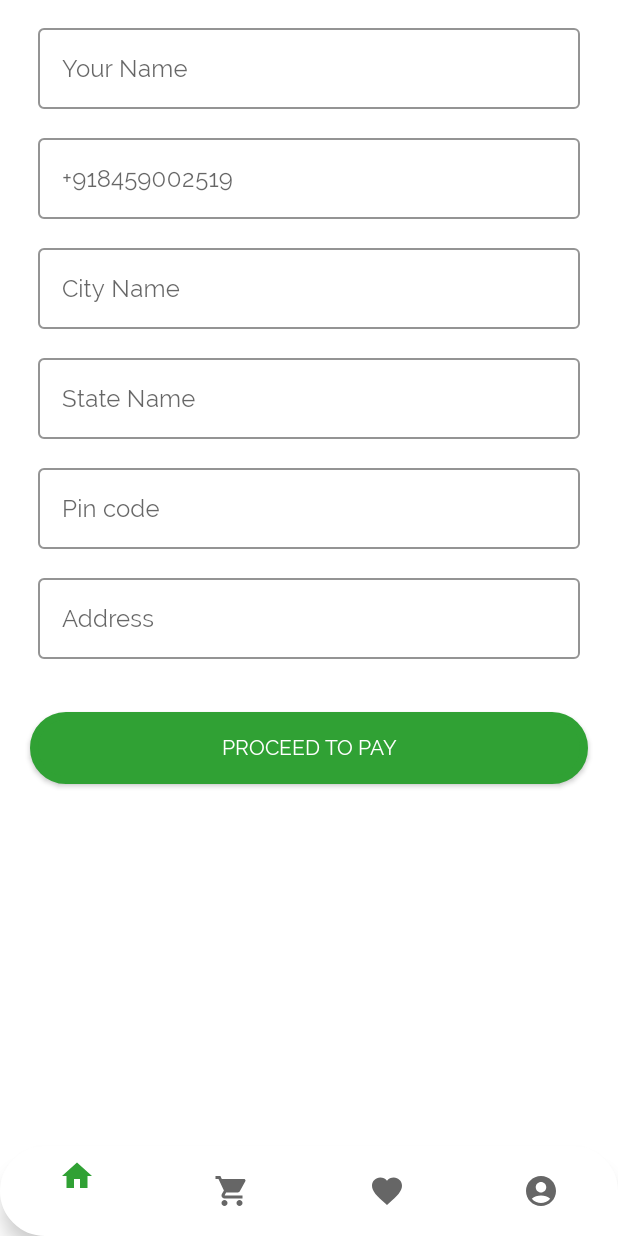
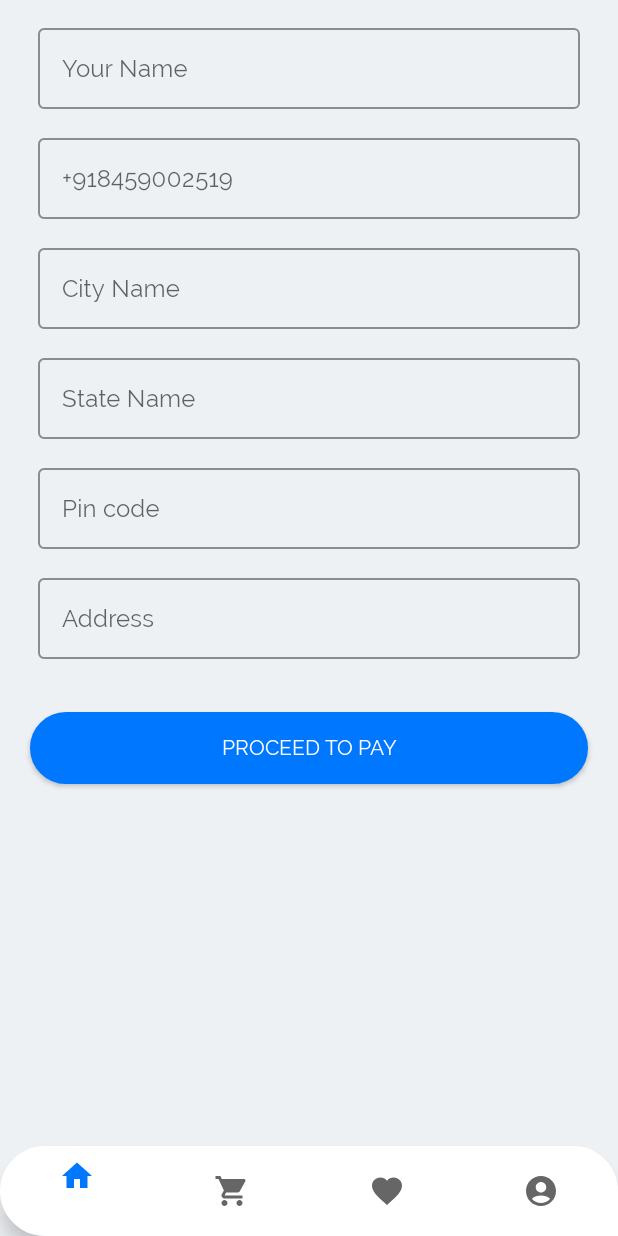
Before and after one commit to AbhishekKhot/Ecommerce_Client_App, an Android app: the FragmentCart screen opened through its navigation route, after a tap on "CHECKOUT", on a phone screen of 412 x 824 dp. Run offline under Robolectric (Android 15) with nearby library versions, the phone set to English and light mode, and no system bars; our stand-ins replace Firebase (no records; nobody signed in at launch, a user with empty details on screens opened directly), Room's generated code, navigation-ui; libraries missing offline, so code that uses them is left out: com.mancj.materialsearchbar, org.imaginativeworld.whynotimagecarousel; pictures from the network do not load; 3 statements that could not run were skipped.

Commit message:
UI changes

```diff
--- a/app/src/main/res/drawable/button_background.xml
+++ b/app/src/main/res/drawable/button_background.xml
@@ -1,10 +1,10 @@
 <?xml version="1.0" encoding="utf-8"?>
 <shape xmlns:android="http://schemas.android.com/apk/res/android"
     android:shape="rectangle">
-    <gradient android:startColor="@color/green"
-        android:centerColor="@color/green"
-        android:endColor="@color/green"
+    <gradient android:startColor="@color/light_blue"
+        android:centerColor="@color/light_blue"
+        android:endColor="@color/light_blue"
         android:angle="90" />
     <corners android:radius="40dp" />
-    <stroke android:width="8px" android:color="@color/green" />
+    <stroke android:width="8px" android:color="@color/light_blue" />
 </shape>
--- a/app/src/main/res/layout/activity_main.xml
+++ b/app/src/main/res/layout/activity_main.xml
@@ -4,6 +4,7 @@
     xmlns:tools="http://schemas.android.com/tools"
     android:layout_width="match_parent"
     android:layout_height="match_parent"
+    android:background="@color/grey"
     tools:context=".ui.HomeActivity">
 
     <com.google.android.material.bottomnavigation.BottomNavigationView
--- a/app/src/main/res/layout/activity_otp_verification.xml
+++ b/app/src/main/res/layout/activity_otp_verification.xml
@@ -13,7 +13,7 @@
         android:layout_height="wrap_content"
         android:layout_marginTop="50dp"
         android:text="@string/app_name"
-        android:textColor="@color/green"
+        android:textColor="@color/light_blue"
         android:textSize="@dimen/h1"
         android:textStyle="bold"
         app:layout_constraintBottom_toTopOf="@id/iv1"
@@ -41,8 +41,8 @@
         android:layout_marginHorizontal="12dp"
         android:hint="@string/otp"
         android:padding="5dp"
-        app:boxStrokeColor="@color/green"
-        app:hintTextColor="@color/green"
+        app:boxStrokeColor="@color/light_blue"
+        app:hintTextColor="@color/light_blue"
         app:layout_constraintEnd_toEndOf="parent"
         app:layout_constraintStart_toStartOf="parent"
         app:layout_constraintTop_toBottomOf="@+id/iv1">
--- a/app/src/main/res/layout/fragment_favorite_products.xml
+++ b/app/src/main/res/layout/fragment_favorite_products.xml
@@ -7,6 +7,7 @@
 
     <androidx.recyclerview.widget.RecyclerView
         android:id="@+id/recyclerViewFavoriteProduct"
+        android:padding="3dp"
         android:layout_width="match_parent"
         android:layout_height="match_parent"
         tools:listitem="@layout/favorite_item"/>
--- a/app/src/main/res/layout/fragment_product_categories.xml
+++ b/app/src/main/res/layout/fragment_product_categories.xml
@@ -13,6 +13,7 @@
         android:layout_width="match_parent"
         android:layout_height="match_parent"
         android:orientation="vertical"
+        android:padding="3dp"
         app:layoutManager="androidx.recyclerview.widget.GridLayoutManager"
         app:spanCount="2"
         tools:listitem="@layout/categorised_product_item" />
--- a/app/src/main/res/layout/fragment_search_products.xml
+++ b/app/src/main/res/layout/fragment_search_products.xml
@@ -12,6 +12,7 @@
         android:layout_width="match_parent"
         android:layout_height="match_parent"
         android:orientation="vertical"
+        android:padding="3dp"
         app:layoutManager="androidx.recyclerview.widget.LinearLayoutManager"
         tools:listitem="@layout/search_item"/>
 
--- a/app/src/main/res/values/colors.xml
+++ b/app/src/main/res/values/colors.xml
@@ -12,5 +12,6 @@
     <color name="grey">#EEF1F4</color>
     <color name="grey_bottom_nav">#DEE1E4</color>
     <color name="yellow">#FFE500</color>
-    <color name="green">#30A134</color>
+    <color name="light_blue">#0077FF</color>
+    <color name="app_color">#0077FF</color>
 </resources>
--- a/app/src/main/res/values/themes.xml
+++ b/app/src/main/res/values/themes.xml
@@ -1,53 +1,38 @@
-<resources xmlns:tools="http://schemas.android.com/tools">
-    <!-- Base application theme. -->
-<!--    <style name="Theme.EcommerceClientApp" parent="Theme.MaterialComponents.DayNight.DarkActionBar">-->
-<!--        &lt;!&ndash; Primary brand color. &ndash;&gt;-->
-<!--        <item name="colorPrimary">@color/purple_500</item>-->
-<!--        <item name="colorPrimaryVariant">@color/purple_700</item>-->
-<!--        <item name="colorOnPrimary">@color/white</item>-->
-<!--        &lt;!&ndash; Secondary brand color. &ndash;&gt;-->
-<!--        <item name="colorSecondary">@color/teal_200</item>-->
-<!--        <item name="colorSecondaryVariant">@color/teal_700</item>-->
-<!--        <item name="colorOnSecondary">@color/black</item>-->
-<!--        &lt;!&ndash; Status bar color. &ndash;&gt;-->
-<!--        <item name="android:statusBarColor">?attr/colorPrimaryVariant</item>-->
-<!--        &lt;!&ndash; Customize your theme here. &ndash;&gt;-->
-<!--    </style>-->
-
+<resources>
     <!-- Base application theme. -->
     <style name="Theme.EcommerceClientApp" parent="Theme.MaterialComponents.DayNight.DarkActionBar">
         <!-- Primary brand color. -->
-        <item name="colorPrimary">@color/green</item>
+        <item name="colorPrimary">@color/light_blue</item>
         <item name="android:windowBackground">@color/white</item>
-        <item name="colorPrimaryVariant">@color/green</item>
+        <item name="colorPrimaryVariant">@color/light_blue</item>
         <item name="colorOnPrimary">@color/white</item>
         <!-- Secondary brand color. -->
         <item name="colorSecondary">@color/teal_200</item>
         <item name="colorSecondaryVariant">@color/teal_700</item>
         <item name="colorOnSecondary">@color/black</item>
         <!-- Status bar color. -->
-        <item name="android:statusBarColor" >@color/green</item>
+        <item name="android:statusBarColor" >@color/light_blue</item>
         <!-- Customize your theme here. -->
     </style>
 
     <style name="Theme.AuthActivityAndPhoneActivity" parent="Theme.MaterialComponents.DayNight.NoActionBar">
         <!-- Primary brand color. -->
-        <item name="colorPrimary">@color/green</item>
+        <item name="colorPrimary">@color/light_blue</item>
         <item name="android:windowBackground">@color/white</item>
-        <item name="colorPrimaryVariant">@color/green</item>
+        <item name="colorPrimaryVariant">@color/light_blue</item>
         <item name="colorOnPrimary">@color/white</item>
         <!-- Secondary brand color. -->
         <item name="colorSecondary">@color/teal_200</item>
         <item name="colorSecondaryVariant">@color/teal_700</item>
         <item name="colorOnSecondary">@color/black</item>
         <!-- Status bar color. -->
-        <item name="android:statusBarColor" >@color/green</item>
+        <item name="android:statusBarColor" >@color/light_blue</item>
         <!-- Customize your theme here. -->
     </style>
 
 
-    <style name="splashScreenTheme" parent="Theme.MaterialComponents.DayNight.NoActionBar">
-        <item name="android:windowBackground">@drawable/splash_image</item>
-        <item name="android:statusBarColor">@color/green</item>
-    </style>
+<!--    <style name="splashScreenTheme" parent="Theme.MaterialComponents.DayNight.NoActionBar">-->
+<!--        <item name="android:windowBackground">@drawable/splash_image</item>-->
+<!--        <item name="android:statusBarColor">@color/light_blue</item>-->
+<!--    </style>-->
 </resources>
```
Also changed, not shown: app/src/main/java/com/project/ecommerceapp/ui/fragments/FragmentHome.kt (+5 -3 lines), app/src/main/res/layout/activity_phone_number.xml (+41 -32 lines), app/src/main/res/layout/fragment_cart.xml (+9 -7 lines), app/src/main/res/drawable/five.jpg (added), app/src/main/res/drawable/four.jpg (added), app/src/main/res/drawable/i1.jpg (deleted), app/src/main/res/drawable/i2.jpg (deleted), app/src/main/res/drawable/one.jpg (added), app/src/main/res/drawable/splash_image.png, app/src/main/res/drawable/three.jpg (added), app/src/main/res/drawable/two.jpg (added).
